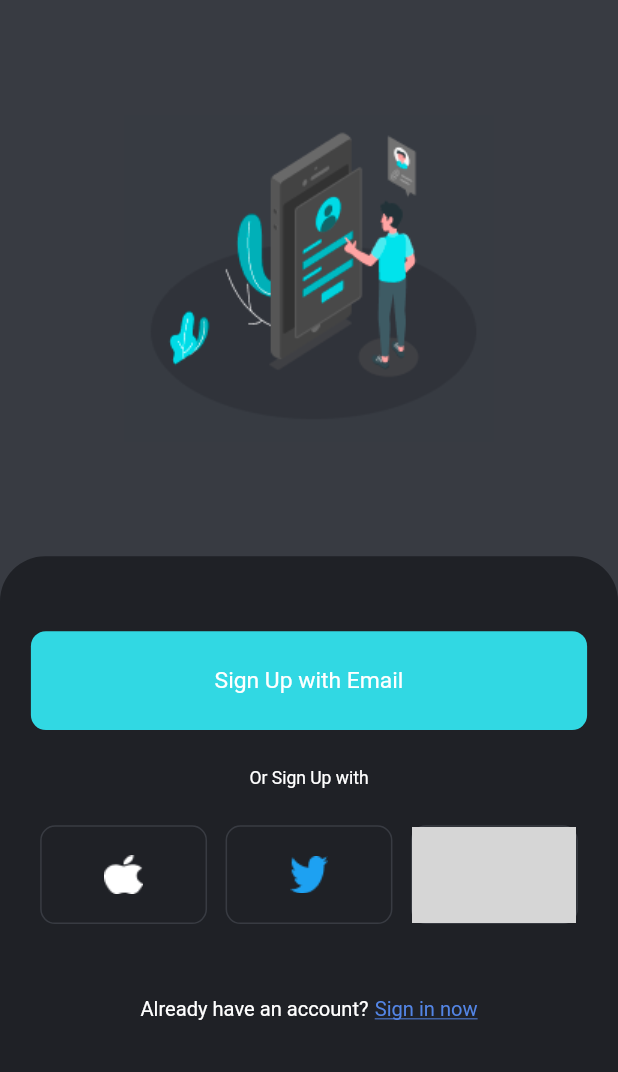
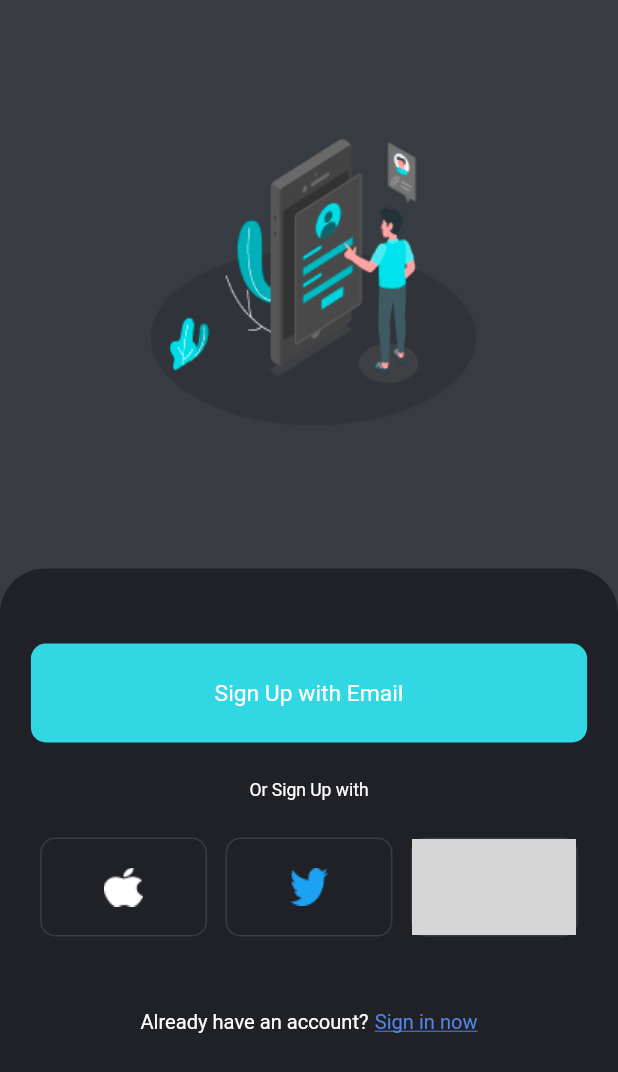
Before and after one commit to Neha837/login_ui2, a Flutter app: the screen it shows after launch, on a phone screen of 412 x 824 dp. Shown: the top 1072 px of the screen. Run offline on Flutter 3.47's test engine with Material 2 defaults, Android fonts, the phone set to English and light mode, and no system bars; our stand-ins replace responsive_sizer; grey boxes are pictures that could not be loaded.

Commit message:
fix images part

```diff
--- a/lib/main.dart
+++ b/lib/main.dart
@@ -39,7 +39,7 @@ class _LoginPage extends State<LoginPage> {
             Row(mainAxisAlignment: MainAxisAlignment.center, children: [
               Image.asset(
                 "assets/images/pic.PNG",
-                height: 45.h,
+                height: 46.h,
                 width: 100.w,
               ),
             ]),
```
Also changed, not shown: pubspec.lock, 4 other files.
